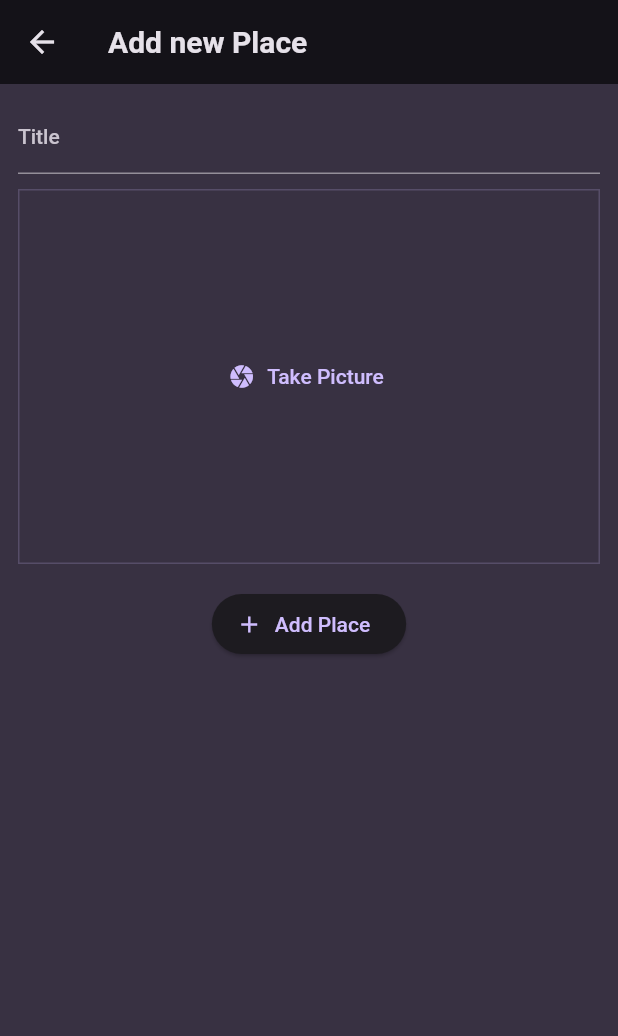
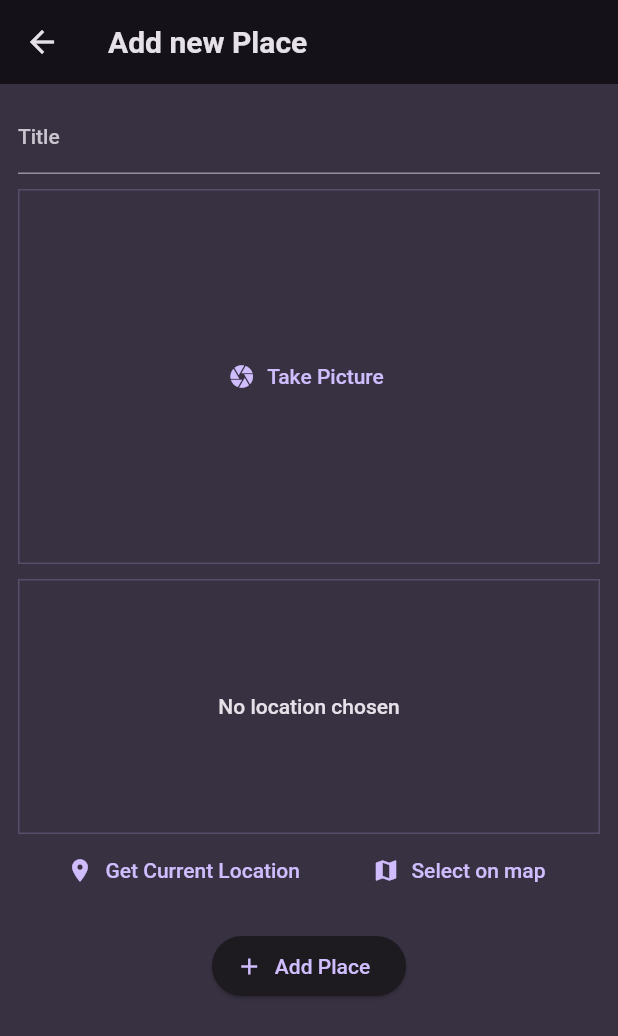
Before and after one commit to CarolineRodrigues/favorite_places_app_flutter, a Flutter app: the screen it shows after launch, after a tap on the "add" icon, on a phone screen of 412 x 824 dp. Shown: the top 1036 px of the screen. Run offline on Flutter 3.47's test engine with Material 2 defaults, Android fonts, the phone set to English and light mode, and no system bars; our stand-ins replace flutter_map, flutter_riverpod, google_fonts, image_picker, latlong2, location.

Commit message:
favorite places

```diff
--- a/lib/models/place.dart
+++ b/lib/models/place.dart
@@ -1,10 +1,26 @@
+import 'dart:io';
+
 import 'package:uuid/uuid.dart';
 
 const uuid = Uuid();
 
+class PlaceLocation {
+  PlaceLocation(this.latitude, this.longitude, this.address);
+  final double latitude;
+  final double longitude;
+  final String address;
+}
+
 class Place {
-  Place({required this.title}) : id = uuid.v4();
+  Place({
+    required this.title,
+    required this.image,
+    required this.location,
+  }) : id = uuid.v4();
 
   final String id;
   final String title;
+
+  final File image;
+  final PlaceLocation location;
 }
--- a/lib/providers/user_places.dart
+++ b/lib/providers/user_places.dart
@@ -1,3 +1,5 @@
+import 'dart:io';
+
 import 'package:flutter_riverpod/flutter_riverpod.dart';
 
 import 'package:favorite_places_app_flutter/models/place.dart';
@@ -5,8 +7,8 @@ import 'package:favorite_places_app_flutter/models/place.dart';
 class UserPlacesNotifier extends StateNotifier<List<Place>> {
   UserPlacesNotifier() : super(const []);
 
-  void addPlace(String title) {
-    final newPlace = Place(title: title);
+  void addPlace(String title, File image, PlaceLocation location) {
+    final newPlace = Place(title: title, image: image, location: location);
     state = [newPlace, ...state];
   }
 }
--- a/lib/screens/add_place.dart
+++ b/lib/screens/add_place.dart
@@ -1,9 +1,13 @@
+import 'dart:io';
+
+import 'package:favorite_places_app_flutter/models/place.dart';
 import 'package:flutter/material.dart';
 import 'package:flutter_riverpod/flutter_riverpod.dart';
 
 import 'package:favorite_places_app_flutter/providers/user_places.dart';
 
-import '../widgets/image_input.dart';
+import 'package:favorite_places_app_flutter/widgets/image_input.dart';
+import 'package:favorite_places_app_flutter/widgets/location_input.dart';
 
 class AddPlaceScreen extends ConsumerStatefulWidget {
   const AddPlaceScreen({super.key});
@@ -16,15 +20,21 @@ class AddPlaceScreen extends ConsumerStatefulWidget {
 
 class _AddPlaceScreenState extends ConsumerState<AddPlaceScreen> {
   final _titleController = TextEditingController();
+  File? _selectedImage;
+  PlaceLocation? _selectedLocation;
 
   void _savePlace() {
     final enteredTitle = _titleController.text;
 
-    if (enteredTitle.isEmpty) {
+    if (enteredTitle.isEmpty ||
+        _selectedImage == null ||
+        _selectedLocation == null) {
       return;
     }
 
-    ref.read(userPlacesProvider.notifier).addPlace(enteredTitle);
+    ref
+        .read(userPlacesProvider.notifier)
+        .addPlace(enteredTitle, _selectedImage!, _selectedLocation!);
 
     Navigator.of(context).pop();
   }
@@ -54,7 +64,17 @@ class _AddPlaceScreenState extends ConsumerState<AddPlaceScreen> {
             ),
             const SizedBox(height: 10),
             // Image Input
-            const ImageInput(),
+            ImageInput(
+              onPickImage: (image) {
+                _selectedImage = image;
+              },
+            ),
+            const SizedBox(height: 10),
+            LocationInput(
+              onSelectLocation: (location) {
+                _selectedLocation = location;
+              },
+            ),
             const SizedBox(height: 16),
             ElevatedButton.icon(
               onPressed: _savePlace,
--- a/lib/screens/places.dart
+++ b/lib/screens/places.dart
@@ -28,8 +28,11 @@ class PlacesScreen extends ConsumerWidget {
           ),
         ],
       ),
-      body: PlacesList(
-        places: userPlaces,
+      body: Padding(
+        padding: const EdgeInsets.all(8.0),
+        child: PlacesList(
+          places: userPlaces,
+        ),
       ),
     );
   }
--- a/lib/widgets/image_input.dart
+++ b/lib/widgets/image_input.dart
@@ -1,17 +1,52 @@
+import 'dart:io';
+
 import 'package:flutter/material.dart';
+import 'package:image_picker/image_picker.dart';
 
 class ImageInput extends StatefulWidget {
-  const ImageInput({super.key});
+  const ImageInput({super.key, required this.onPickImage});
+
+  final void Function(File image) onPickImage;
 
   @override
   State<ImageInput> createState() => _ImageInputState();
 }
 
 class _ImageInputState extends State<ImageInput> {
-  void _takePicture() {}
+  File? _selectedImage;
+  void _takePicture() async {
+    final imagePicker = ImagePicker();
+    final pickedImage =
+        await imagePicker.pickImage(source: ImageSource.camera, maxWidth: 600);
+    if (pickedImage == null) {
+      return;
+    }
+
+    setState(() {
+      _selectedImage = File(pickedImage.path);
+    });
+
+    widget.onPickImage(_selectedImage!);
+  }
 
   @override
   Widget build(BuildContext context) {
+    Widget content = TextButton.icon(
+      onPressed: _takePicture,
+      icon: const Icon(Icons.camera),
+      label: const Text('Take Picture'),
+    );
+    if (_selectedImage != null) {
+      content = GestureDetector(
+        onTap: _takePicture,
+        child: Image.file(
+          _selectedImage!,
+          fit: BoxFit.cover,
+          width: double.infinity,
+          height: double.infinity,
+        ),
+      );
+    }
     return Container(
         decoration: BoxDecoration(
           border: Border.all(
@@ -22,11 +57,6 @@ class _ImageInputState extends State<ImageInput> {
         height: 250,
         width: double.infinity,
         alignment: Alignment.center,
-      child: TextButton.icon(
-        onPressed: _takePicture,
-        icon: const Icon(Icons.camera),
-        label: const Text('Take Picture'),
-      ),
-    );
+        child: content);
   }
 }
--- /dev/null
+++ b/lib/widgets/location_input.dart
@@ -0,0 +1,162 @@
+import 'dart:convert';
+
+import 'package:favorite_places_app_flutter/models/place.dart';
+import 'package:flutter/material.dart';
+import 'package:flutter_map/flutter_map.dart';
+import 'package:latlong2/latlong.dart';
+import 'package:location/location.dart';
+import 'package:http/http.dart' as http;
+import 'package:url_launcher/url_launcher.dart';
+
+class LocationInput extends StatefulWidget {
+  const LocationInput({super.key, required this.onSelectLocation});
+
+  final void Function(PlaceLocation location) onSelectLocation;
+
+  @override
+  State<LocationInput> createState() => _LocationInputState();
+}
+
+class _LocationInputState extends State<LocationInput> {
+  PlaceLocation? _pickedLocation;
+  var _isGettingLocation = false;
+
+  String get locationImage {
+    if (_pickedLocation == null) {
+      return '';
+    }
+    final lat = _pickedLocation!.latitude;
+    final lng = _pickedLocation!.longitude;
+    return 'https://tile.openstreetmap.org/#map=19/$lat/$lng';
+  }
+
+  Future<void> _getCurrentLocation() async {
+    Location location = Location();
+
+    bool serviceEnabled;
+    PermissionStatus permissionGranted;
+    LocationData locationData;
+
+    serviceEnabled = await location.serviceEnabled();
+    if (!serviceEnabled) {
+      serviceEnabled = await location.requestService();
+      if (!serviceEnabled) {
+        return;
+      }
+    }
+
+    permissionGranted = await location.hasPermission();
+    if (permissionGranted == PermissionStatus.denied) {
+      permissionGranted = await location.requestPermission();
+      if (permissionGranted != PermissionStatus.granted) {
+        return;
+      }
+    }
+
+    setState(() {
+      _isGettingLocation = true;
+    });
+
+    locationData = await location.getLocation();
+    final lat = locationData.latitude;
+    final lng = locationData.longitude;
+
+    if (lat == null || lng == null) {
+      return;
+    }
+
+    final url = Uri.parse(
+        'https://nominatim.openstreetmap.org/reverse?format=jsonv2&lat=$lat&lon=$lng');
+    final response = await http.get(url);
+    final resData = json.decode(response.body);
+    final address = resData['display_name'];
+
+    setState(() {
+      _pickedLocation = PlaceLocation(lat, lng, address);
+      _isGettingLocation = false;
+    });
+
+    widget.onSelectLocation(_pickedLocation!);
+  }
+
+  @override
+  Widget build(BuildContext context) {
+    Widget previewContent = Text(
+      'No location chosen',
+      textAlign: TextAlign.center,
+      style: Theme.of(context)
+          .textTheme
+          .bodyLarge!
+          .copyWith(color: Theme.of(context).colorScheme.onBackground),
+    );
+
+    if (_pickedLocation != null) {
+      final lat = _pickedLocation!.latitude;
+      final lng = _pickedLocation!.longitude;
+      // previewContent = Image.network(
+      //   locationImage,
+      //   fit: BoxFit.cover,
+      //   width: double.infinity,
+      //   height: double.infinity,
+      // );
+      previewContent = FlutterMap(
+        options: MapOptions(
+          center: LatLng(lat, lng),
+          zoom: 14,
+        ),
+        children: [
+          TileLayer(
+            urlTemplate: 'https://tile.openstreetmap.org/{z}/{x}/{y}.png',
+            userAgentPackageName: 'com.example.app',
+          ),
+          MarkerLayer(
+            markers: [
+              Marker(
+                point: LatLng(lat, lng),
+                width: 80,
+                height: 80,
+                builder: (context) =>
+                    const Icon(Icons.pin_drop_rounded, color: Colors.blue),
+              ),
+            ],
+          ),
+        ],
+      );
+    }
+
+    if (_isGettingLocation) {
+      previewContent = const CircularProgressIndicator();
+    }
+    return Column(
+      children: [
+        Container(
+          height: 170,
+          width: double.infinity,
+          alignment: Alignment.center,
+          decoration: BoxDecoration(
+            border: Border.all(
+              width: 1,
+              color: Theme.of(context).colorScheme.primary.withOpacity(0.2),
+            ),
+          ),
+          child: previewContent,
+        ),
+        Row(
+          mainAxisAlignment: MainAxisAlignment.spaceEvenly,
+          children: [
+            TextButton.icon(
+              onPressed: _getCurrentLocation,
+              icon: const Icon(Icons.location_on),
+              label: const Text('Get Current Location'),
+            ),
+            TextButton.icon(
+              onPressed: () {},
+              icon: const Icon(Icons.map),
+              label: const Text('Select on map'),
+            ),
+          ],
+        )
+      ],
+    );
+  }
+}
--- a/pubspec.yaml
+++ b/pubspec.yaml
@@ -38,6 +38,12 @@ dependencies:
   google_fonts: ^4.0.4
   uuid: ^3.0.7
   flutter_riverpod: ^2.3.6
+  image_picker: ^0.8.9
+  location: ^4.4.0
+  http: ^0.13.6
+  flutter_map: ^4.0.0
+  latlong2: ^0.8.2
+  url_launcher: ^6.1.11
 
 dev_dependencies:
   flutter_test:
```
Also changed, not shown: lib/screens/place_detail.dart (+77 -7 lines), lib/widgets/places_list.dart (+10 -0 lines), pubspec.lock, 5 other files. Lines whose indentation alone changed are shown as unchanged.
